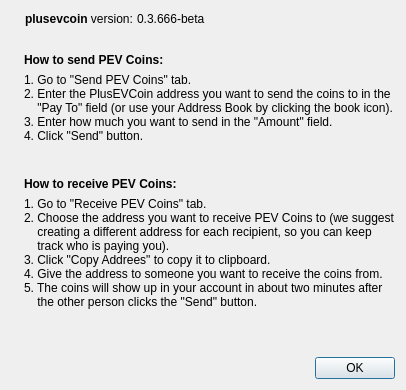
This is src/qt/forms/transactionTutDialog.ui in plusevcoin/plusevcoin as Qt 5 draws it before an edit. The edited form follows.
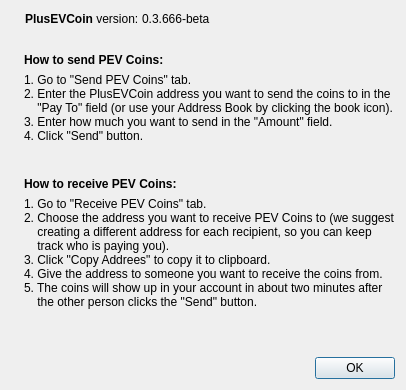
This is the edited form. Icons and pictures are not drawn.

```diff
--- a/src/qt/forms/transactionTutDialog.ui
+++ b/src/qt/forms/transactionTutDialog.ui
@@ -65,7 +65,7 @@
            <cursorShape>IBeamCursor</cursorShape>
           </property>
           <property name="text">
-           <string>&lt;html&gt;&lt;head/&gt;&lt;body&gt;&lt;p&gt;&lt;span style=&quot; font-weight:600;&quot;&gt;plusevcoin&lt;/span&gt; version: &lt;/p&gt;&lt;/body&gt;&lt;/html&gt;
+           <string>&lt;html&gt;&lt;head/&gt;&lt;body&gt;&lt;p&gt;&lt;span style=&quot; font-weight:600;&quot;&gt;PlusEVCoin&lt;/span&gt; version: &lt;/p&gt;&lt;/body&gt;&lt;/html&gt;
 </string>
           </property>
           <property name="textInteractionFlags">
```
